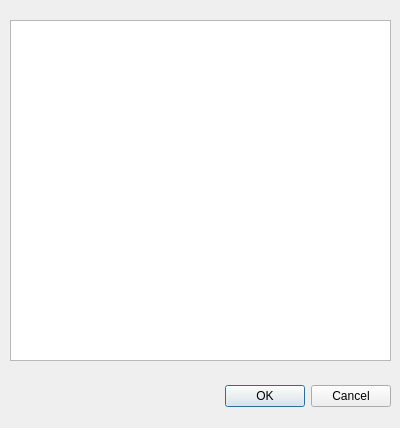
Before: the Qt Designer form camera_list.ui in morabatur/real_time_face_recognizer, drawn with Qt 5.
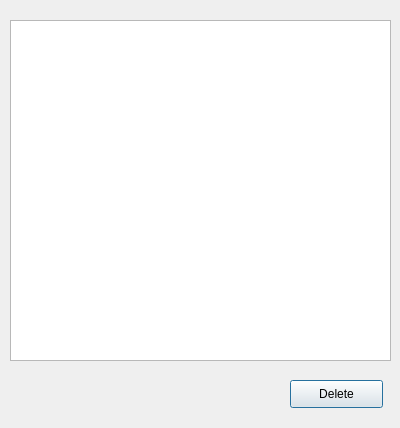
After: the same form once the commit is applied.

Commit message: - add file dialog ui - completed delete and add cameras

What changed in the file:
```diff
--- a/camera_list.ui
+++ b/camera_list.ui
@@ -13,22 +13,6 @@
   <property name="windowTitle">
    <string>Dialog</string>
   </property>
-  <widget class="QDialogButtonBox" name="buttonBox">
-   <property name="geometry">
-    <rect>
-     <x>50</x>
-     <y>380</y>
-     <width>341</width>
-     <height>32</height>
-    </rect>
-   </property>
-   <property name="orientation">
-    <enum>Qt::Horizontal</enum>
-   </property>
-   <property name="standardButtons">
-    <set>QDialogButtonBox::Cancel|QDialogButtonBox::Ok</set>
-   </property>
-  </widget>
   <widget class="QListWidget" name="listWidget">
    <property name="geometry">
     <rect>
@@ -39,6 +23,19 @@
     </rect>
    </property>
   </widget>
+  <widget class="QPushButton" name="deleteButton">
+   <property name="geometry">
+    <rect>
+     <x>290</x>
+     <y>380</y>
+     <width>93</width>
+     <height>28</height>
+    </rect>
+   </property>
+   <property name="text">
+    <string>Delete</string>
+   </property>
+  </widget>
  </widget>
  <resources/>
  <connections>
```
Left out of the diff: 35 changed lines with no effect on the pictures. The commit also changes 9 other files.
